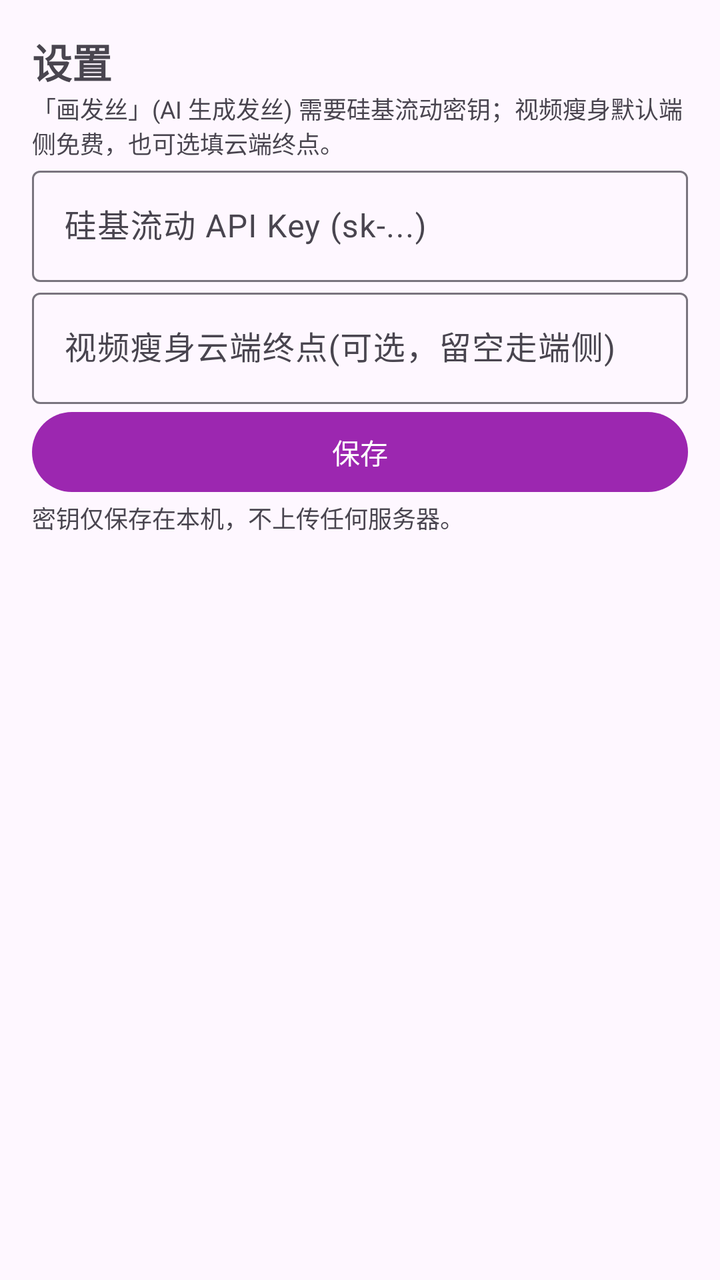
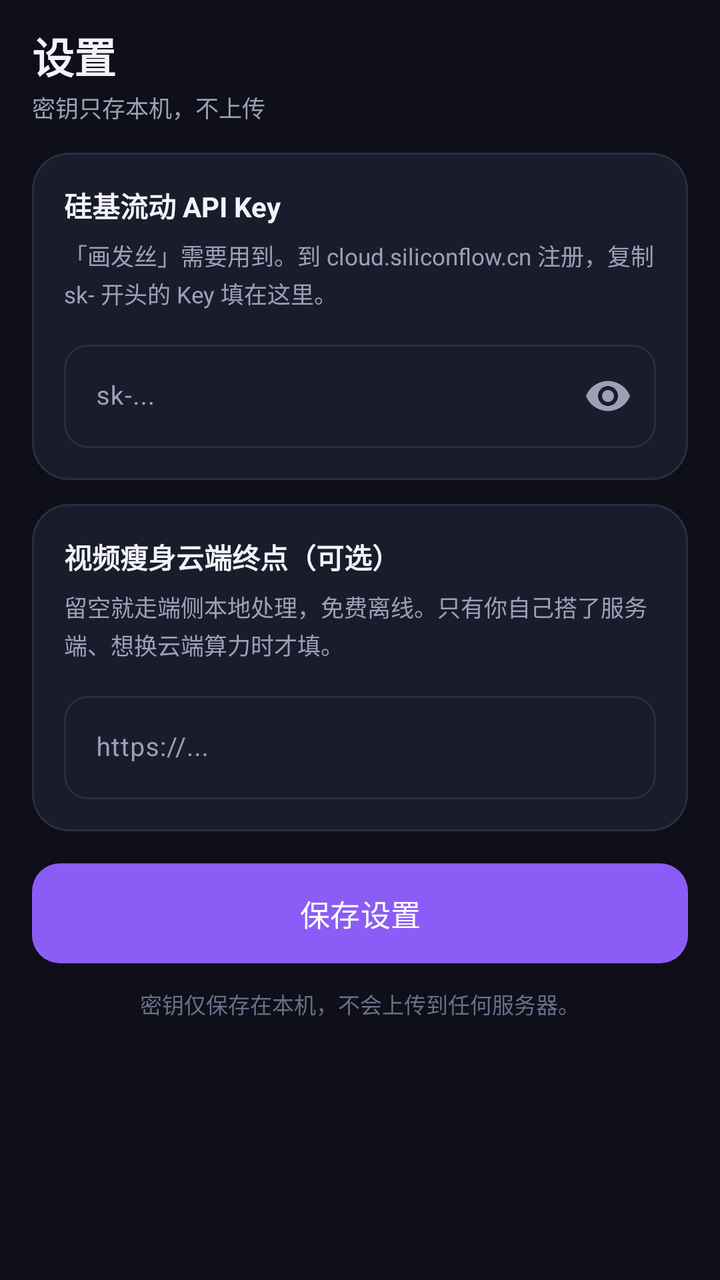

Before-and-after screenshots of an Android layout around one commit, followed by the original layout XML and the change that was made.
<!-- AndroidManifest.xml: application theme Theme.MagicBeauty -->
<!-- res/layout/fragment_settings.xml -->
<?xml version="1.0" encoding="utf-8"?>
<LinearLayout xmlns:android="http://schemas.android.com/apk/res/android"
    android:layout_width="match_parent"
    android:layout_height="match_parent"
    android:orientation="vertical"
    android:padding="16dp">

    <TextView
        android:layout_width="match_parent"
        android:layout_height="wrap_content"
        android:text="设置"
        android:textStyle="bold"
        android:textSize="20sp" />

    <TextView
        android:layout_width="match_parent"
        android:layout_height="wrap_content"
        android:text="「画发丝」(AI 生成发丝) 需要硅基流动密钥；视频瘦身默认端侧免费，也可选填云端终点。"
        android:textSize="12sp" />

    <com.google.android.material.textfield.TextInputLayout
        android:layout_width="match_parent"
        android:layout_height="wrap_content"
        android:hint="硅基流动 API Key (sk-...)">
        <com.google.android.material.textfield.TextInputEditText
            android:id="@+id/etSfKey"
            android:layout_width="match_parent"
            android:layout_height="wrap_content"
            android:inputType="text" />
    </com.google.android.material.textfield.TextInputLayout>

    <com.google.android.material.textfield.TextInputLayout
        android:layout_width="match_parent"
        android:layout_height="wrap_content"
        android:hint="视频瘦身云端终点(可选，留空走端侧)">
        <com.google.android.material.textfield.TextInputEditText
            android:id="@+id/etVsEndpoint"
            android:layout_width="match_parent"
            android:layout_height="wrap_content"
            android:inputType="textUri" />
    </com.google.android.material.textfield.TextInputLayout>

    <Button
        android:id="@+id/btnSave"
        android:layout_width="match_parent"
        android:layout_height="wrap_content"
        android:text="保存" />

    <TextView
        android:layout_width="match_parent"
        android:layout_height="wrap_content"
        android:text="密钥仅保存在本机，不上传任何服务器。"
        android:textSize="12sp" />
</LinearLayout>
<!-- resources referenced by this layout -->
<resources>
  <style name="Theme.MagicBeauty" parent="Theme.Material3.DayNight.NoActionBar">
          <item name="colorPrimary">@color/purple_500</item>
          <item name="colorPrimaryDark">@color/purple_700</item>
          <item name="colorAccent">@color/purple_500</item>
      </style>
  <color name="purple_500">#9C27B0</color>
  <color name="purple_700">#6A1B9A</color>
</resources>

<!-- the commit's change to res/layout/fragment_settings.xml (unified diff, before → after) -->
@@ -1,54 +1,177 @@
 <?xml version="1.0" encoding="utf-8"?>
 <LinearLayout xmlns:android="http://schemas.android.com/apk/res/android"
+    xmlns:app="http://schemas.android.com/apk/res-auto"
     android:layout_width="match_parent"
     android:layout_height="match_parent"
+    android:background="@color/bg"
     android:orientation="vertical"
-    android:padding="16dp">
+    android:paddingStart="16dp"
+    android:paddingTop="12dp"
+    android:paddingEnd="16dp"
+    android:paddingBottom="8dp">
 
-    <TextView
+    
+    <LinearLayout
         android:layout_width="match_parent"
         android:layout_height="wrap_content"
-        android:text="设置"
-        android:textStyle="bold"
-        android:textSize="20sp" />
+        android:gravity="center_vertical"
+        android:orientation="horizontal">
 
-    <TextView
+        <LinearLayout
+            android:layout_width="0dp"
+            android:layout_height="wrap_content"
+            android:layout_weight="1"
+            android:orientation="vertical">
+
+            <TextView
+                android:layout_width="wrap_content"
+                android:layout_height="wrap_content"
+                android:text="设置"
+                android:textColor="@color/text"
+                android:textSize="21sp"
+                android:textStyle="bold" />
+
+            <TextView
+                android:layout_width="wrap_content"
+                android:layout_height="wrap_content"
+                android:layout_marginTop="2dp"
+                android:text="密钥只存本机，不上传"
+                android:textColor="@color/text_sub"
+                android:textSize="11.5sp" />
+        </LinearLayout>
+    </LinearLayout>
+
+    <ScrollView
         android:layout_width="match_parent"
-        android:layout_height="wrap_content"
-        android:text="「画发丝」(AI 生成发丝) 需要硅基流动密钥；视频瘦身默认端侧免费，也可选填云端终点。"
-        android:textSize="12sp" />
+        android:layout_height="0dp"
+        android:layout_marginTop="14dp"
+        android:layout_weight="1"
+        android:clipToPadding="false"
+        android:scrollbars="none">
 
-    <com.google.android.material.textfield.TextInputLayout
-        android:layout_width="match_parent"
-        android:layout_height="wrap_content"
-        android:hint="硅基流动 API Key (sk-...)">
-        <com.google.android.material.textfield.TextInputEditText
-            android:id="@+id/etSfKey"
+        <LinearLayout
             android:layout_width="match_parent"
             android:layout_height="wrap_content"
-            android:inputType="text" />
-    </com.google.android.material.textfield.TextInputLayout>
+            android:orientation="vertical">
 
-    <com.google.android.material.textfield.TextInputLayout
-        android:layout_width="match_parent"
-        android:layout_height="wrap_content"
-        android:hint="视频瘦身云端终点(可选，留空走端侧)">
-        <com.google.android.material.textfield.TextInputEditText
-            android:id="@+id/etVsEndpoint"
-            android:layout_width="match_parent"
-            android:layout_height="wrap_content"
-            android:inputType="textUri" />
-    </com.google.android.material.textfield.TextInputLayout>
+            
+            <LinearLayout
+                android:layout_width="match_parent"
+                android:layout_height="wrap_content"
+                android:background="@drawable/bg_card"
+                android:orientation="vertical"
+                android:padding="16dp">
 
-    <Button
-        android:id="@+id/btnSave"
-        android:layout_width="match_parent"
-        android:layout_height="wrap_content"
-        android:text="保存" />
+                <TextView
+                    android:layout_width="wrap_content"
+                    android:layout_height="wrap_content"
+                    android:text="硅基流动 API Key"
+                    android:textColor="@color/text"
+                    android:textSize="14sp"
+                    android:textStyle="bold" />
 
-    <TextView
-        android:layout_width="match_parent"
-        android:layout_height="wrap_content"
-        android:text="密钥仅保存在本机，不上传任何服务器。"
-        android:textSize="12sp" />
+                <TextView
+                    android:layout_width="match_parent"
+                    android:layout_height="wrap_content"
+                    android:layout_marginTop="6dp"
+                    android:lineSpacingExtra="2dp"
+                    android:text="「画发丝」需要用到。到 cloud.siliconflow.cn 注册，复制 sk- 开头的 Key 填在这里。"
+                    android:textColor="@color/text_sub"
+                    android:textSize="11.5sp" />
+
+                <com.google.android.material.textfield.TextInputLayout
+                    android:layout_width="match_parent"
+                    android:layout_height="wrap_content"
+                    android:layout_marginTop="12dp"
+                    android:hint="sk-..."
+                    app:boxBackgroundMode="outline"
+                    app:boxCornerRadiusBottomEnd="12dp"
+                    app:boxCornerRadiusBottomStart="12dp"
+                    app:boxCornerRadiusTopEnd="12dp"
+                    app:boxCornerRadiusTopStart="12dp"
+                    app:endIconMode="password_toggle"
+                    app:hintTextColor="@color/text_sub">
+
+                    <com.google.android.material.textfield.TextInputEditText
+                        android:id="@+id/etSfKey"
+                        android:layout_width="match_parent"
+                        android:layout_height="wrap_content"
+                        android:inputType="textPassword"
+                        android:textSize="13sp" />
+                </com.google.android.material.textfield.TextInputLayout>
+            </LinearLayout>
+
+            
+            <LinearLayout
+                android:layout_width="match_parent"
+                android:layout_height="wrap_content"
+                android:layout_marginTop="12dp"
+                android:background="@drawable/bg_card"
+                android:orientation="vertical"
+                android:padding="16dp">
+
+                <TextView
+                    android:layout_width="wrap_content"
+                    android:layout_height="wrap_content"
+                    android:text="视频瘦身云端终点（可选）"
+                    android:textColor="@color/text"
+                    android:textSize="14sp"
+                    android:textStyle="bold" />
+
+                <TextView
+                    android:layout_width="match_parent"
+                    android:layout_height="wrap_content"
+                    android:layout_marginTop="6dp"
+                    android:lineSpacingExtra="2dp"
+                    android:text="留空就走端侧本地处理，免费离线。只有你自己搭了服务端、想换云端算力时才填。"
+                    android:textColor="@color/text_sub"
+                    android:textSize="11.5sp" />
+
+                <com.google.android.material.textfield.TextInputLayout
+                    android:layout_width="match_parent"
+                    android:layout_height="wrap_content"
+                    android:layout_marginTop="12dp"
+                    android:hint="https://..."
+                    app:boxBackgroundMode="outline"
+                    app:boxCornerRadiusBottomEnd="12dp"
+                    app:boxCornerRadiusBottomStart="12dp"
+                    app:boxCornerRadiusTopEnd="12dp"
+                    app:boxCornerRadiusTopStart="12dp"
+                    app:hintTextColor="@color/text_sub">
+
+                    <com.google.android.material.textfield.TextInputEditText
+                        android:id="@+id/etVsEndpoint"
+                        android:layout_width="match_parent"
+                        android:layout_height="wrap_content"
+                        android:inputType="textUri"
+                        android:textSize="13sp" />
+                </com.google.android.material.textfield.TextInputLayout>
+            </LinearLayout>
+
+            <com.google.android.material.button.MaterialButton
+                android:id="@+id/btnSave"
+                android:layout_width="match_parent"
+                android:layout_height="50dp"
+                android:layout_marginTop="16dp"
+                android:insetTop="0dp"
+                android:insetBottom="0dp"
+                android:text="保存设置"
+                android:textAllCaps="false"
+                android:textSize="15sp"
+                app:cornerRadius="14dp" />
+
+            <TextView
+                android:layout_width="match_parent"
+                android:layout_height="wrap_content"
+                android:layout_marginTop="12dp"
+                android:gravity="center"
+                android:text="密钥仅保存在本机，不会上传到任何服务器。"
+                android:textColor="@color/text_dim"
+                android:textSize="11sp" />
+
+            <Space
+                android:layout_width="1dp"
+                android:layout_height="20dp" />
+        </LinearLayout>
+    </ScrollView>
 </LinearLayout>
<!-- resource entries referenced after the edit -->
@@ -1,11 +1,50 @@
 <!-- resources referenced by this layout -->
 <resources>
-  <style name="Theme.MagicBeauty" parent="Theme.Material3.DayNight.NoActionBar">
-          <item name="colorPrimary">@color/purple_500</item>
-          <item name="colorPrimaryDark">@color/purple_700</item>
-          <item name="colorAccent">@color/purple_500</item>
+  <color name="bg">#0E0F18</color>
+  <color name="text">#F2F3FA</color>
+  <color name="text_dim">#6B6F8A</color>
+  <color name="text_sub">#9CA0B8</color>
+  <!-- drawable bg_card (drawable) -->
+  <?xml version="1.0" encoding="utf-8"?>
+  <shape xmlns:android="http://schemas.android.com/apk/res/android" android:shape="rectangle">
+      <solid android:color="@color/card" />
+      <corners android:radius="18dp" />
+      <stroke android:width="1dp" android:color="@color/card_stroke" />
+  </shape>
+  <style name="Theme.MagicBeauty" parent="Theme.Material3.Dark.NoActionBar">
+          <item name="colorPrimary">@color/brand</item>
+          <item name="colorOnPrimary">@color/white</item>
+          <item name="colorPrimaryContainer">@color/brand_soft</item>
+          <item name="colorOnPrimaryContainer">@color/text</item>
+          <item name="colorSecondary">@color/brand_2</item>
+          <item name="colorOnSecondary">@color/white</item>
+          <item name="colorSecondaryContainer">@color/brand_soft</item>
+          <item name="colorOnSecondaryContainer">@color/text</item>
+  
+          <item name="colorSurface">@color/card</item>
+          <item name="colorOnSurface">@color/text</item>
+          <item name="colorSurfaceVariant">@color/bg_elev</item>
+          <item name="colorOnSurfaceVariant">@color/text_sub</item>
+          <item name="colorOutline">@color/card_stroke</item>
+          <item name="colorOutlineVariant">@color/card_stroke</item>
+  
+          <item name="android:windowBackground">@color/bg</item>
+          <item name="android:statusBarColor">@color/bg</item>
+          <item name="android:navigationBarColor">@color/nav_bg</item>
+          <item name="android:windowLightStatusBar">false</item>
+          <item name="android:windowLightNavigationBar" tools:targetApi="27">false</item>
+          <item name="android:colorAccent">@color/brand</item>
+          <item name="android:textColorPrimary">@color/text</item>
+          <item name="android:textColorSecondary">@color/text_sub</item>
+          <item name="android:forceDarkAllowed" tools:targetApi="29">false</item>
       </style>
-  <color name="purple_500">#9C27B0</color>
-  <color name="purple_700">#6A1B9A</color>
+  <color name="card">#1A1C2B</color>
+  <color name="card_stroke">#2A2D42</color>
+  <color name="brand">#8B5CF6</color>
+  <color name="white">#FFFFFFFF</color>
+  <color name="brand_soft">#2A1F4D</color>
+  <color name="brand_2">#EC4899</color>
+  <color name="bg_elev">#151726</color>
+  <color name="nav_bg">#111320</color>
 </resources>
 
